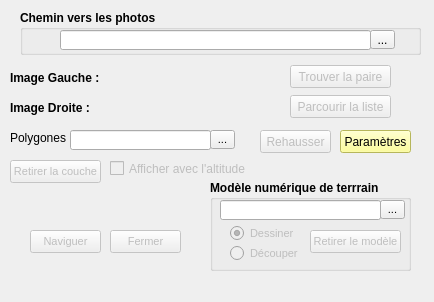
The window that src/ui-optionWindow.ui (Direction-des-inventaires-forestiers/StereoPhoto) describes before a commit, drawn with Qt 5.
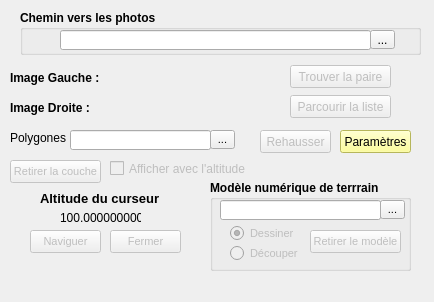
The same window after the commit.

Patch:
```diff
--- a/src/ui-optionWindow.ui
+++ b/src/ui-optionWindow.ui
@@ -489,6 +489,39 @@
      <string>Trouver la paire</string>
     </property>
    </widget>
+   <widget class="QLabel" name="label_5">
+    <property name="geometry">
+     <rect>
+      <x>40</x>
+      <y>190</y>
+      <width>141</width>
+      <height>16</height>
+     </rect>
+    </property>
+    <property name="font">
+     <font>
+      <pointsize>10</pointsize>
+      <weight>75</weight>
+      <bold>true</bold>
+     </font>
+    </property>
+    <property name="text">
+     <string>Altitude du curseur</string>
+    </property>
+   </widget>
+   <widget class="QLabel" name="labelAltitude">
+    <property name="geometry">
+     <rect>
+      <x>60</x>
+      <y>210</y>
+      <width>81</width>
+      <height>16</height>
+     </rect>
+    </property>
+    <property name="text">
+     <string>100.000000000</string>
+    </property>
+   </widget>
   </widget>
  </widget>
  <resources/>
```
